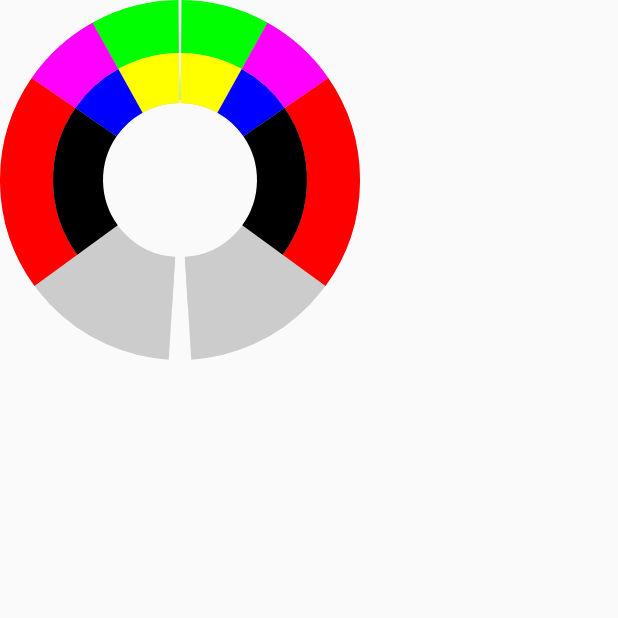
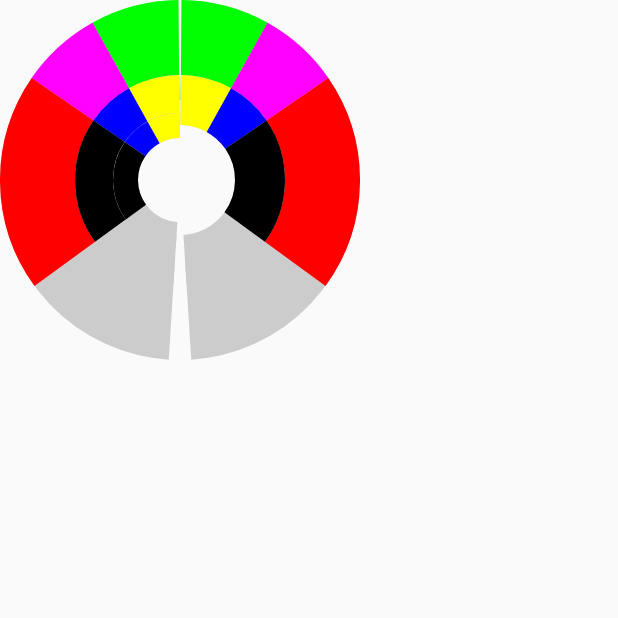
Before and after one commit to CodePlayStudios/Graphsy, an Android app built with Jetpack Compose: the screen it shows after launch (MainActivity), on a phone screen of 412 x 824 dp, the top half of it. Run offline under Robolectric (Android 15) with nearby library versions, the phone set to English and light mode, and no system bars.

Commit message:
wip nested donut

```diff
--- a/app/src/main/java/com/graphsy/app/MainActivity.kt
+++ b/app/src/main/java/com/graphsy/app/MainActivity.kt
@@ -7,6 +7,7 @@ import androidx.activity.compose.setContent
 import androidx.compose.foundation.layout.Box
 import androidx.compose.foundation.layout.fillMaxSize
 import androidx.compose.foundation.layout.size
+import androidx.compose.ui.Alignment
 import androidx.compose.ui.Modifier
 import androidx.compose.ui.graphics.Color
 import androidx.compose.ui.unit.dp
@@ -23,14 +24,15 @@ class MainActivity : ComponentActivity() {
         setContent {
             GraphsyTheme {
                 Box(
-                    modifier = Modifier.size(width = 240.dp, height = 240.dp)
+                    modifier = Modifier
+                        .size(width = 240.dp, height = 240.dp),
+                    contentAlignment = Alignment.Center
                 ) {
                     DonutChart(
                         modifier = Modifier.fillMaxSize(),
                         data = set1,
                         configuration = DonutChartConfiguration().copy(
-                            gapWidthDegrees = StartAngle.CustomAngle(1f),
-                            childDonutWidthFactor = 50f
+                            gapWidthDegrees = StartAngle.CustomAngle(1f)
                         )
                     )
                     DonutChart(
@@ -39,7 +41,6 @@ class MainActivity : ComponentActivity() {
                         configuration = DonutChartConfiguration().copy(
                             gapWidthDegrees = StartAngle.CustomAngle(1f),
                             gapAngleDegrees = StartAngle.RightAngle,
-                            childDonutWidthFactor = 50f,
                             direction = Path.Direction.CCW
                         )
                     )
@@ -75,6 +76,7 @@ class MainActivity : ComponentActivity() {
             DonutData(
                 masterSlice = DonutSlice.MasterSlice(
                     circumferencePercentage = 0.49f,
+                    strokeWidth = 50f,
                     value = 8f,
                     color = Color.LightGray
                 ),
@@ -119,6 +121,29 @@ class MainActivity : ComponentActivity() {
             DonutData(
                 masterSlice = DonutSlice.MasterSlice(
                     circumferencePercentage = 0.49f,
+                    strokeWidth = 50f,
+                    value = 8f,
+                    color = Color.LightGray
+                ),
+                sections = listOf(
+                    DonutSlice.SectionSlice(
+                        value = 1.3f,
+                        color = Color.Yellow
+                    ),
+                    DonutSlice.SectionSlice(
+                        value = 1.2f,
+                        color = Color.Blue
+                    ),
+                    DonutSlice.SectionSlice(
+                        value = 3.21f,
+                        color = Color.Black
+                    )
+                )
+            ),
+            DonutData(
+                masterSlice = DonutSlice.MasterSlice(
+                    circumferencePercentage = 0.49f,
+                    strokeWidth = 25f,
                     value = 8f,
                     color = Color.LightGray
                 ),
--- a/graphsy/src/main/java/com/graphsy/compose/common/DonutChartUtils.kt
+++ b/graphsy/src/main/java/com/graphsy/compose/common/DonutChartUtils.kt
@@ -24,6 +24,7 @@ object DonutChartUtils {
                 masterSegmentAmount = masterSegmentAmount,
                 masterSegmentAngle = masterSegmentAngle,
                 masterProgress = data.masterSlice.circumferencePercentage,
+                masterStrokeWidth = data.masterSlice.strokeWidth,
                 sections = data.sections
             )
         )
@@ -36,7 +37,9 @@ object DonutChartUtils {
         }
         return sum
     }
-    private fun createPathDataForSections(data: SectionsPathData): List<DonutPathDataEntry> = with(data) {
+
+    private fun createPathDataForSections(data: SectionsPathData): List<DonutPathDataEntry> =
+        with(data) {
             var angleAccumulator = startAngle
             val entriesPathData = mutableListOf<DonutPathDataEntry>()
 
@@ -49,6 +52,7 @@ object DonutChartUtils {
 
                 entriesPathData += DonutPathDataEntry(
                     color = entry.color,
+                    strokeWidth = data.masterStrokeWidth,
                     startAngle = angleAccumulator,
                     sweepAngle = entryAngle
                 )
--- a/graphsy/src/main/java/com/graphsy/compose/config/DonutChartConfiguration.kt
+++ b/graphsy/src/main/java/com/graphsy/compose/config/DonutChartConfiguration.kt
@@ -1,15 +1,12 @@
 package com.graphsy.compose.config
 
 import android.graphics.Path.Direction
-import androidx.compose.ui.unit.Dp
-import androidx.compose.ui.unit.dp
 import com.graphsy.compose.common.StartAngle
 
 
 /**
  * Configuration for the axes and grid lines in a chart.
  *
- * @param innerDonutSpacing Used for setting space with nested donuts
  * @param strokeWidth The stroke width of the donut sections
  * @param gapWidthDegrees Width degree is amount gap required in master donut
  * @param gapAngleDegrees Degree used as a gap start point in donut
@@ -17,9 +14,7 @@ import com.graphsy.compose.common.StartAngle
  * @param isAnimationEnabled Whether to show initial draw animation
  */
 data class DonutChartConfiguration(
-    val innerDonutSpacing: Dp = 35.dp,
     val strokeWidth: Float = 100f,
-    val childDonutWidthFactor: Float = 0f,
     val gapWidthDegrees: StartAngle = StartAngle.CustomAngle(angle = 0f),
     val gapAngleDegrees: StartAngle = StartAngle.ReflexAngle,
     val isLabelsEnabled: Boolean = true,
--- a/graphsy/src/main/java/com/graphsy/compose/donut/DonutChart.kt
+++ b/graphsy/src/main/java/com/graphsy/compose/donut/DonutChart.kt
@@ -15,6 +15,8 @@ import androidx.compose.ui.graphics.StrokeCap
 import androidx.compose.ui.graphics.drawscope.DrawScope
 import androidx.compose.ui.graphics.drawscope.Stroke
 import androidx.compose.ui.layout.onSizeChanged
+import androidx.compose.ui.unit.Dp
+import androidx.compose.ui.unit.dp
 import com.graphsy.compose.common.DonutChartUtils
 import com.graphsy.compose.config.DonutChartConfiguration
 import com.graphsy.compose.models.DonutData
@@ -28,14 +30,15 @@ fun DonutChart(
     modifier: Modifier = Modifier,
     configuration: DonutChartConfiguration = DonutChartConfiguration()
 ) {
-
-    data.toList().forEachIndexed { index, item ->
+    var usedWidth = 0f
+    data.forEachIndexed { index, item ->
         DrawDonut(
             model = item,
             config = configuration,
             modifier = modifier,
-            donutIndex = index
+            usedWidth = usedWidth
         )
+        usedWidth += item.masterSlice.strokeWidth / 2
     }
 }
 
@@ -44,7 +47,7 @@ private fun DrawDonut(
     model: DonutData,
     config: DonutChartConfiguration,
     modifier: Modifier,
-    donutIndex: Int
+    usedWidth: Float
 ) {
     val masterProgress = model.masterSlice.circumferencePercentage
     val gapAngleDegrees = config.gapAngleDegrees.angle
@@ -59,7 +62,8 @@ private fun DrawDonut(
     val masterPathData = DonutPathDataEntry(
         color = backgroundLineColor,
         startAngle = startAngle,
-        sweepAngle = masterSegmentAngle
+        sweepAngle = masterSegmentAngle,
+        strokeWidth = model.masterSlice.strokeWidth
     )
     val sectionsPathData = DonutChartUtils.calculatePathData(
         data = model,
@@ -69,7 +73,8 @@ private fun DrawDonut(
         DonutPathDataEntry(
             color = item.color,
             startAngle = sectionsPathData[index].startAngle,
-            sweepAngle = sectionsPathData[index].sweepAngle
+            sweepAngle = sectionsPathData[index].sweepAngle,
+            strokeWidth = model.masterSlice.strokeWidth
         )
     }
 
@@ -80,27 +85,24 @@ private fun DrawDonut(
 
     Canvas(modifier = modifier
         .padding(
-            config.innerDonutSpacing * donutIndex
+            usedWidth.dp
         )
         .onSizeChanged { size ->
             chartWidth = size.width.toFloat()
             chartHeight = size.height.toFloat()
         }, onDraw = {
-        val width = config.strokeWidth - config.childDonutWidthFactor * donutIndex
         drawDonutSegment(
-            width,
             strokeCap,
             donutPathData.masterPathData,
             config.direction
         )
         donutPathData.entriesPathData.forEach { pathData ->
-            drawDonutSegment(width, strokeCap, pathData, config.direction)
+            drawDonutSegment(strokeCap, pathData, config.direction)
         }
     })
 }
 
 private fun DrawScope.drawDonutSegment(
-    strokeWidth: Float,
     strokeCap: StrokeCap,
     data: DonutPathDataEntry,
     direction: Direction
@@ -112,15 +114,15 @@ private fun DrawScope.drawDonutSegment(
         sweepAngle = data.sweepAngle * angle,
         useCenter = false,
         topLeft = Offset.Zero + Offset(
-            x = strokeWidth / 2f,
-            y = strokeWidth / 2f
+            x = data.strokeWidth / 2f,
+            y = data.strokeWidth / 2f
         ),
         size = Size(
-            size.width - strokeWidth,
-            size.height - strokeWidth
+            size.width - data.strokeWidth,
+            size.height - data.strokeWidth
         ),
         style = Stroke(
-            width = strokeWidth,
+            width = data.strokeWidth,
             cap = strokeCap
         )
     )
--- a/graphsy/src/main/java/com/graphsy/compose/models/DonutPathDataEntry.kt
+++ b/graphsy/src/main/java/com/graphsy/compose/models/DonutPathDataEntry.kt
@@ -4,6 +4,7 @@ import androidx.compose.ui.graphics.Color
 
 internal data class DonutPathDataEntry(
     val color: Color,
+    val strokeWidth: Float,
     val startAngle: Float,
     val sweepAngle: Float
 )
--- a/graphsy/src/main/java/com/graphsy/compose/models/DonutSlice.kt
+++ b/graphsy/src/main/java/com/graphsy/compose/models/DonutSlice.kt
@@ -8,8 +8,9 @@ sealed interface DonutSlice {
 
     data class MasterSlice(
         val circumferencePercentage: Float,
+        val strokeWidth: Float = 100f,
         override val value: Float,
-        override val color: Color
+        override val color: Color,
     ) : DonutSlice {
         init {
             require(circumferencePercentage in 0.0f..1.0f) { "circumferencePercentage must be within the range of 0f to 1f" }
--- a/graphsy/src/main/java/com/graphsy/compose/models/SectionsPathData.kt
+++ b/graphsy/src/main/java/com/graphsy/compose/models/SectionsPathData.kt
@@ -5,5 +5,6 @@ internal data class SectionsPathData(
     val masterSegmentAmount: Float,
     val masterSegmentAngle: Float,
     val masterProgress: Float,
+    val masterStrokeWidth: Float,
     val sections: List<DonutSlice.SectionSlice>
 )
```
Lines whose indentation alone changed are shown as unchanged.
